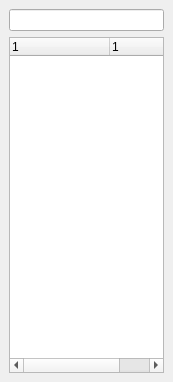
gyunaev/kchmviewer, file src/tab_index.ui: the form before one commit.
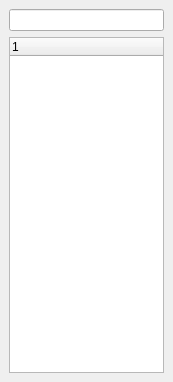
The form after the commit.

Commit message: Qt4: index item colors, toc/index tooltips

Patch:
```diff
--- a/src/tab_index.ui
+++ b/src/tab_index.ui
@@ -34,18 +34,13 @@
       <bool>true</bool>
      </property>
      <property name="columnCount" >
-      <number>2</number>
+      <number>1</number>
      </property>
      <column>
       <property name="text" >
        <string>1</string>
       </property>
      </column>
-     <column>
-      <property name="text" >
-       <string>1</string>
-      </property>
-     </column>
     </widget>
    </item>
   </layout>
```
The commit also changes 3 other files.
